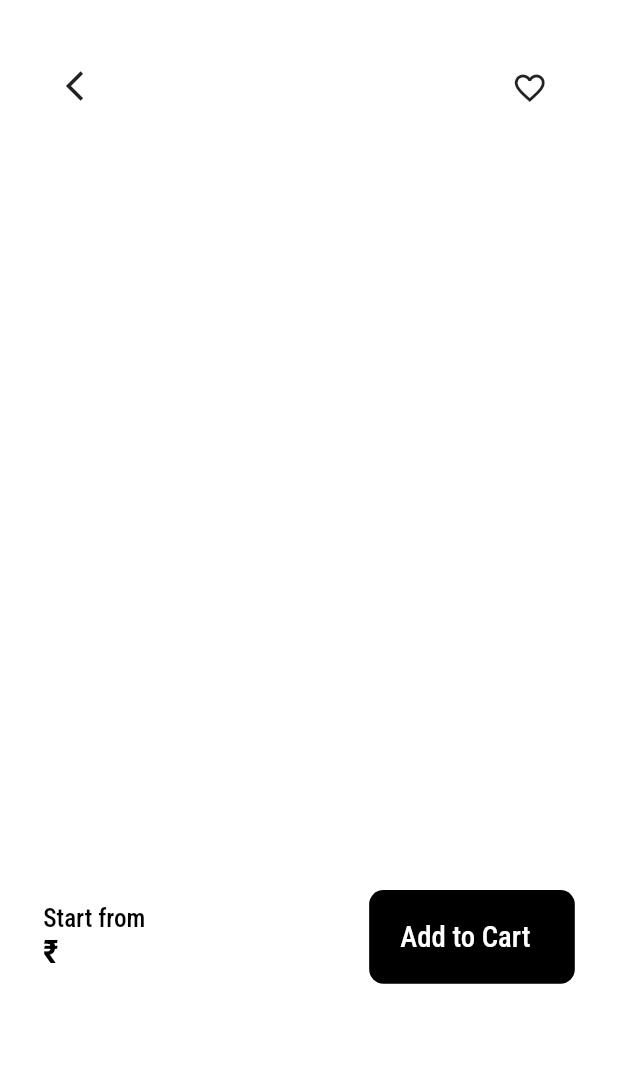
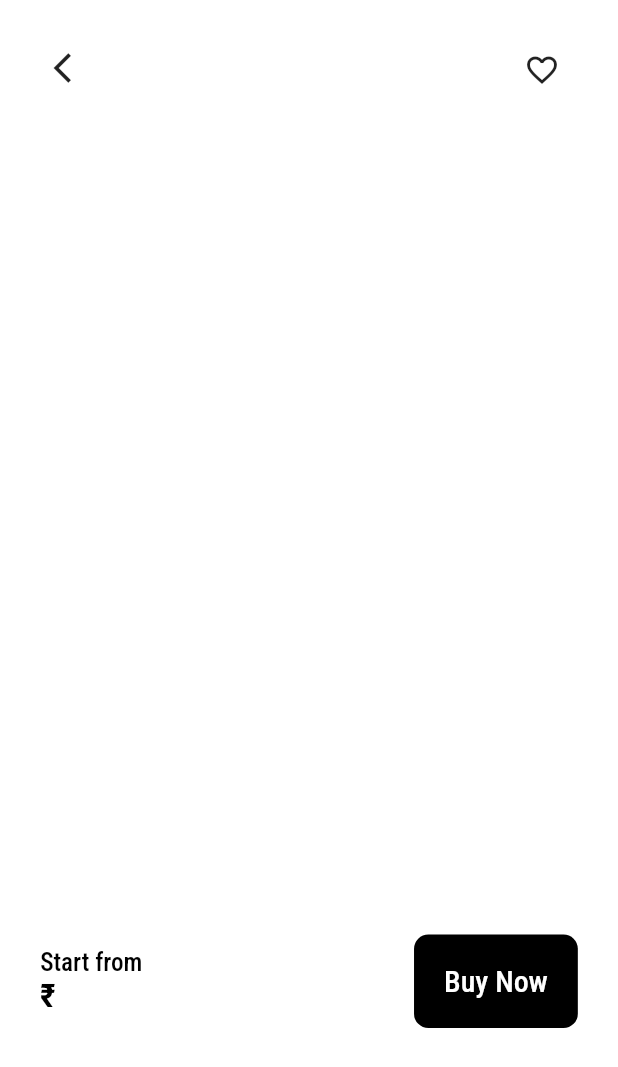
Before and after one commit to Adityakhandelwal1/Goaround, a Flutter app: the SelectedPlaceScreen screen opened directly with empty values, on a phone screen of 412 x 824 dp. Shown: the top 1067 px of the screen. Run offline on Flutter 3.47's test engine with Material 2 defaults, Android fonts, the phone set to English and light mode, and no system bars; drawn by our look-alikes of smooth_page_indicator; our stand-ins replace cached_network_image, cloud_firestore, firebase_auth, firebase_core, flutter_svg, google_fonts and 1 more; missing offline and left inert: keyboard_visibility; accounts and stored records are empty.

Commit message:
pushing code

```diff
--- a/lib/models/offers_model.dart
+++ b/lib/models/offers_model.dart
@@ -16,4 +16,8 @@ var beachesData = [
     "image":
     "assets/images/background.jpeg"
   },
+  {
+    "image":
+    "assets/images/pic.jpeg"
+  },
 ];
--- a/lib/screens/home/home.dart
+++ b/lib/screens/home/home.dart
@@ -61,7 +61,7 @@ class _NestedTabBarState extends State<Home> with TickerProviderStateMixin {
                 padding: EdgeInsets.all(18),
                 decoration: BoxDecoration(
                   borderRadius: BorderRadius.circular(9.6),
-                  color: Color(0x080a0928),
+                  color: Colors.transparent,
                 ),
                 child: SvgPicture.asset('assets/svg/icon_search.svg'),
               )
@@ -112,7 +112,7 @@ class _NestedTabBarState extends State<Home> with TickerProviderStateMixin {
               unselectedLabelStyle:
                   GoogleFonts.lato(fontSize: 14, fontWeight: FontWeight.w700),
               indicatorWeight: 1.4,
-              // indicatorSize: TabBarIndicatorSize.label,
+              indicatorSize: TabBarIndicatorSize.label,
               controller: _nestedTabController,
               indicatorColor: Colors.black,
               tabs: <Widget>[
--- a/lib/screens/selected_place_screen.dart
+++ b/lib/screens/selected_place_screen.dart
@@ -4,6 +4,8 @@ import 'package:flutter_svg/svg.dart';
 import 'package:tripyojana/models/activities_model.dart';
 import 'package:google_fonts/google_fonts.dart';
 import 'package:smooth_page_indicator/smooth_page_indicator.dart';
+
+import 'cart/cart.dart';
 
 class SelectedPlaceScreen extends StatelessWidget {
   final _pageController = PageController();
@@ -16,6 +18,8 @@ class SelectedPlaceScreen extends StatelessWidget {
   @override
   Widget build(BuildContext context) {
     double screenHeight = MediaQuery.of(context).size.height;
+    double screenWidth = MediaQuery.of(context).size.width;
+
     return Scaffold(
       body: Container(
         color: Colors.white,
@@ -23,7 +27,7 @@ class SelectedPlaceScreen extends StatelessWidget {
           children: <Widget>[
             // PageView for Image
             Container(
-              height: screenHeight*0.5,
+              height: screenHeight * 0.54,
               child: PageView(
                 controller: _pageController,
                 scrollDirection: Axis.horizontal,
@@ -42,12 +46,14 @@ class SelectedPlaceScreen extends StatelessWidget {
               ),
             ),
 
-
             // Custom Button
             SafeArea(
               child: Container(
                 height: 57.6,
-                margin: EdgeInsets.only(top: 28.8, left: 28.8, right: 28.8),
+                margin: EdgeInsets.only(
+                    top: screenHeight * 0.02,
+                    left: screenWidth * 0.05,
+                    right: screenWidth * 0.05),
                 child: Row(
                   mainAxisAlignment: MainAxisAlignment.spaceBetween,
                   children: <Widget>[
@@ -81,20 +87,26 @@ class SelectedPlaceScreen extends StatelessWidget {
               alignment: Alignment.bottomLeft,
               child: Container(
                 height: 346.8,
-                margin: EdgeInsets.only(left: 28.8, bottom: 48, right: 28.8),
+                margin: EdgeInsets.only(
+                    top: screenHeight * 0.55,
+                    left: screenWidth * 0.065,
+                    bottom: 48,
+                    right: screenWidth * 0.065),
                 child: Column(
                   crossAxisAlignment: CrossAxisAlignment.start,
                   children: <Widget>[
+                    //Dotted Indicator
                     SmoothPageIndicator(
                       controller: _pageController,
                       count: activitiesModel.images.length,
                       effect: ExpandingDotsEffect(
-                          activeDotColor: Colors.black,
-                          dotColor: Colors.black,
+                          activeDotColor: Color(0xFF8a8a8a),
+                          dotColor: Color(0xFFababab),
                           dotHeight: 4.8,
                           dotWidth: 6,
                           spacing: 4.8),
                     ),
+                    //Tagline
                     Padding(
                       padding: EdgeInsets.only(top: 19.2),
                       child: Text(
@@ -106,6 +118,7 @@ class SelectedPlaceScreen extends StatelessWidget {
                             color: Colors.black),
                       ),
                     ),
+                    //Description
                     Padding(
                       padding: EdgeInsets.only(top: 19.2),
                       child: Text(
@@ -118,7 +131,7 @@ class SelectedPlaceScreen extends StatelessWidget {
                       ),
                     ),
                     SizedBox(
-                      height: 48,
+                      height: screenHeight * 0.065,
                     ),
                     Row(
                       mainAxisAlignment: MainAxisAlignment.spaceBetween,
@@ -143,7 +156,15 @@ class SelectedPlaceScreen extends StatelessWidget {
                             )
                           ],
                         ),
-                        Container(
+
+                        GestureDetector(
+                          onTap: () {
+                            Navigator.of(context).push(MaterialPageRoute(
+                                builder: (context) =>
+                                    Cart(activitiesModel: activitiesModel)));
+                          },
+                            child: Container(
+
                               height: 62.4,
                               decoration: BoxDecoration(
                                   borderRadius: BorderRadius.circular(9.6),
@@ -151,13 +172,13 @@ class SelectedPlaceScreen extends StatelessWidget {
                               child: Align(
                                 alignment: Alignment.center,
                                 child: Padding(
-                              padding: EdgeInsets.only(left: 20.8, right: 20.8),
+                                  padding: EdgeInsets.only(left: 20, right: 20),
                                   child: Row(
                                     children: [
                                       Text(
-                                    'Add to Cart  ',
+                                        'Buy Now',
                                         style: GoogleFonts.robotoCondensed(
-                                        fontSize: 19.2,
+                                            fontSize: 20,
                                             fontWeight: FontWeight.w500,
                                             color: Colors.white),
                                       ),
@@ -166,7 +187,8 @@ class SelectedPlaceScreen extends StatelessWidget {
                                   ),
                                 ),
                               ),
-                        )
+                            ),
+                        ),
                       ],
                     )
                   ],
--- a/pubspec.yaml
+++ b/pubspec.yaml
@@ -32,7 +32,7 @@ dependencies:
   firebase_auth: ^0.18.0+1
   google_sign_in: ^4.5.6
   firebase_database: 4.4.0
-  cloud_firestore: 0.14.4
+  cloud_firestore:
 
   provider: ^4.3.2+1
 
```
Also changed, not shown: lib/screens/cart/cart.dart (added, +85 -0 lines), lib/screens/cart/cartItem.dart (added, +53 -0 lines). Lines whose indentation alone changed are shown as unchanged.
